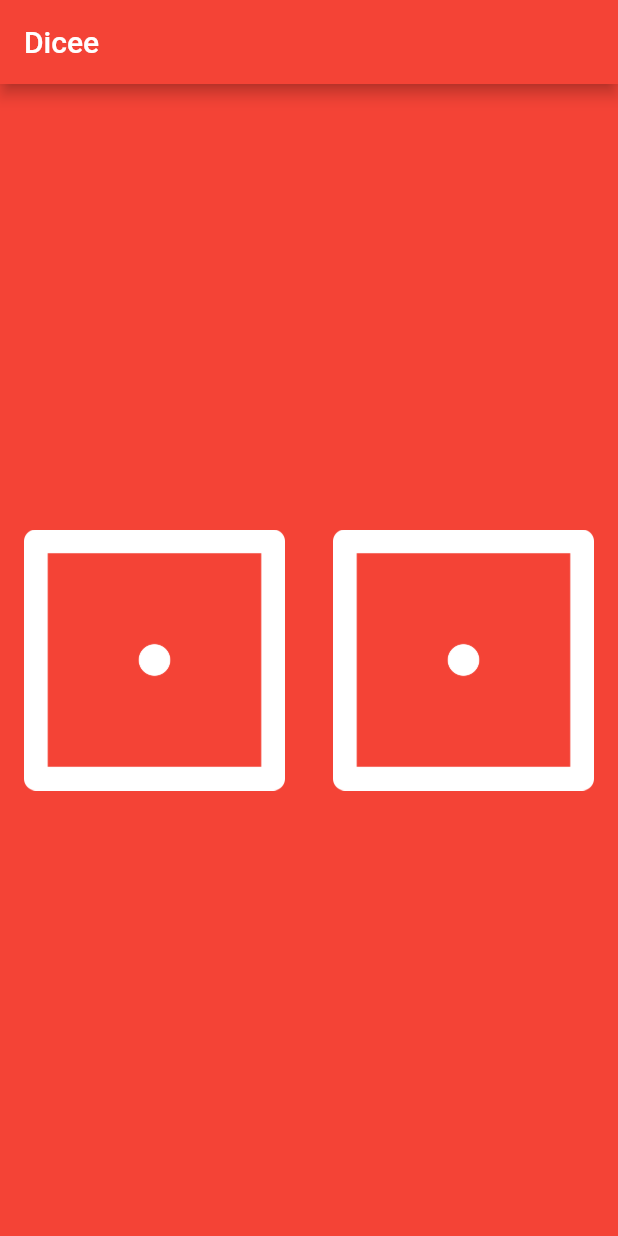
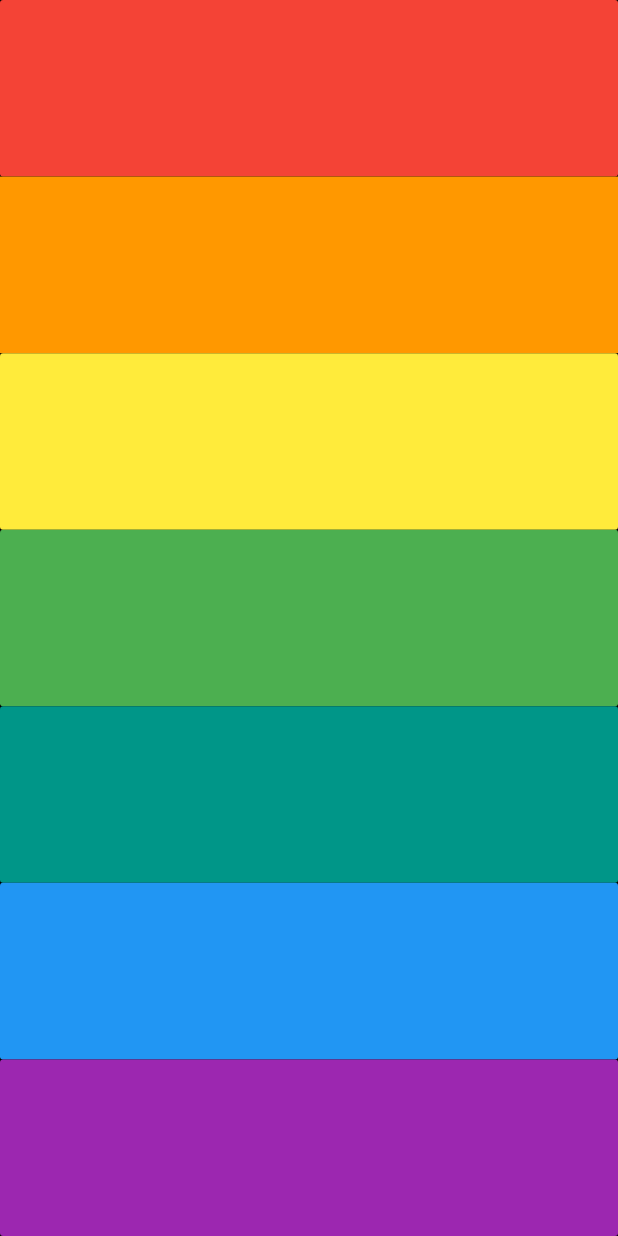
Before and after one commit to BennAjax/FlutterHub, a Flutter app: the screen it shows after launch, on a phone screen of 412 x 824 dp. Run offline on Flutter 3.47's test engine with Material 2 defaults, Android fonts, the phone set to English and light mode, and no system bars; our stand-ins replace audioplayers.

```diff
--- a/lib/main.dart
+++ b/lib/main.dart
@@ -1,72 +1,94 @@
-import 'dart:math';
-
+import 'package:audioplayers/audio_cache.dart';
 import 'package:flutter/cupertino.dart';
 import 'package:flutter/material.dart';
+import 'package:audioplayers/audioplayers.dart';
 
-void main() => runApp(DiceApp());
+void main() => runApp(XylophoneApp());
 
-class DiceApp extends StatelessWidget {
+class XylophoneApp extends StatelessWidget {
   @override
   Widget build(BuildContext context) {
     return MaterialApp(
-      title: 'Dice App',
-      theme: ThemeData(
-        primarySwatch: Colors.red,
-        // This makes the visual density adapt to the platform that you run
-        // the app on. For desktop platforms, the controls will be smaller and
-        // closer together (more dense) than on mobile platforms.
-        visualDensity: VisualDensity.adaptivePlatformDensity,
-      ),
-      home: DicePage()
+      home: HomePage(),
     );
   }
 }
 
-class DicePage extends StatefulWidget {
-  @override
-  _DicePageState createState() => _DicePageState();
-}
+class HomePage extends StatelessWidget {
 
-class _DicePageState extends State<DicePage> {
-  int leftDice = 1;
-  int rightDice = 1;
+  void _playSound(int num) {
+    AudioCache player = new AudioCache();
+    player.play('sounds/note$num.wav');
+  }
 
-  void rollDice() {
-    setState(() {
-      leftDice = Random().nextInt(6) + 1;
-      rightDice = Random().nextInt(6) + 1;
-    });
-  }
   @override
   Widget build(BuildContext context) {
     return Scaffold(
-      appBar: AppBar(
-        title: Text('Dicee'),
-        backgroundColor: Colors.red,
-      ),
-      backgroundColor: Colors.red,
-      body: Center(
-        child: Row(
+      backgroundColor: Colors.black,
+      body: SafeArea(
+        child: Column(
+          crossAxisAlignment: CrossAxisAlignment.stretch,
           children: <Widget>[
             Expanded(
               child: FlatButton(
-                onPressed: rollDice,
-                child: Image.asset(
-                  'assets/images/dice$leftDice.png'
-                ),
+                onPressed: () => _playSound(1),
+                color: Colors.red,
+                child: null,
+                padding: EdgeInsets.all(0.0),
               ),
             ),
             Expanded(
               child: FlatButton(
-                onPressed: rollDice,
-                child: Image.asset(
-                    'assets/images/dice$rightDice.png'
-                ),
+                onPressed: () => _playSound(2),
+                color: Colors.orange,
+                child: null,
+                padding: EdgeInsets.all(0.0),
+                shape: RoundedRectangleBorder(borderRadius: BorderRadius.zero),
               ),
             ),
+            Expanded(
+              child: FlatButton(
+                onPressed: () => _playSound(3),
+                color: Colors.yellow,
+                child: null,
+                padding: EdgeInsets.all(0.0),
+              ),
+            ),
+            Expanded(
+              child: FlatButton(
+                onPressed: () => _playSound(4),
+                color: Colors.green,
+                child: null,
+                padding: EdgeInsets.all(0.0),
+              ),
+            ),
+            Expanded(
+              child: FlatButton(
+                onPressed: () => _playSound(5),
+                color: Colors.teal,
+                child: null,
+                padding: EdgeInsets.all(0.0),
+              ),
+            ),
+            Expanded(
+              child: FlatButton(
+                onPressed: () => _playSound(6),
+                color: Colors.blue,
+                child: null,
+                padding: EdgeInsets.all(0.0),
+              ),
+            ),
+            Expanded(
+              child: FlatButton(
+                onPressed: () => _playSound(7),
+                color: Colors.purple,
+                child: null,
+                padding: EdgeInsets.all(0.0),
+              ),
+            )
           ],
         ),
-      )
+      ),
     );
   }
 }
--- a/pubspec.yaml
+++ b/pubspec.yaml
@@ -28,6 +28,7 @@ dependencies:
   # The following adds the Cupertino Icons font to your application.
   # Use with the CupertinoIcons class for iOS style icons.
   cupertino_icons: ^0.1.3
+  audioplayers: ^0.15.1
 
 dev_dependencies:
   flutter_test:
@@ -47,7 +48,7 @@ flutter:
   # To add assets to your application, add an assets section, like this:
   assets:
     - assets/images/
-  #   - images/a_dot_ham.jpeg
+    - assets/sounds/
   fonts:
     - family: Pacifico
       fonts:
```
Also changed, not shown: pubspec.lock, 8 other files.
